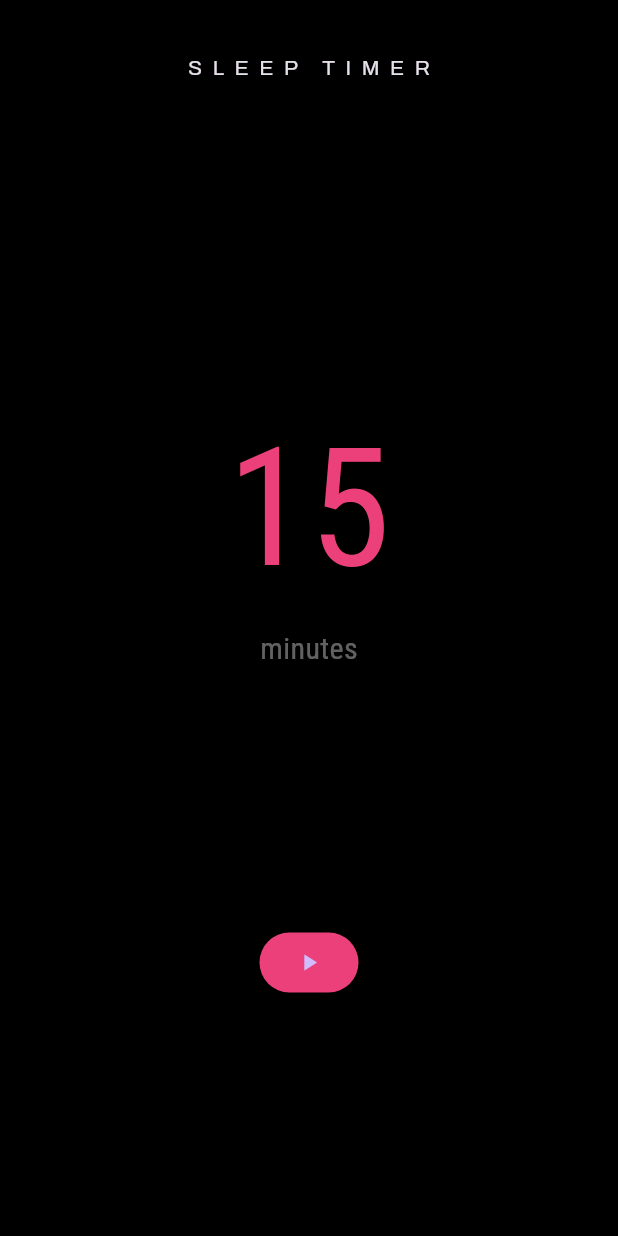
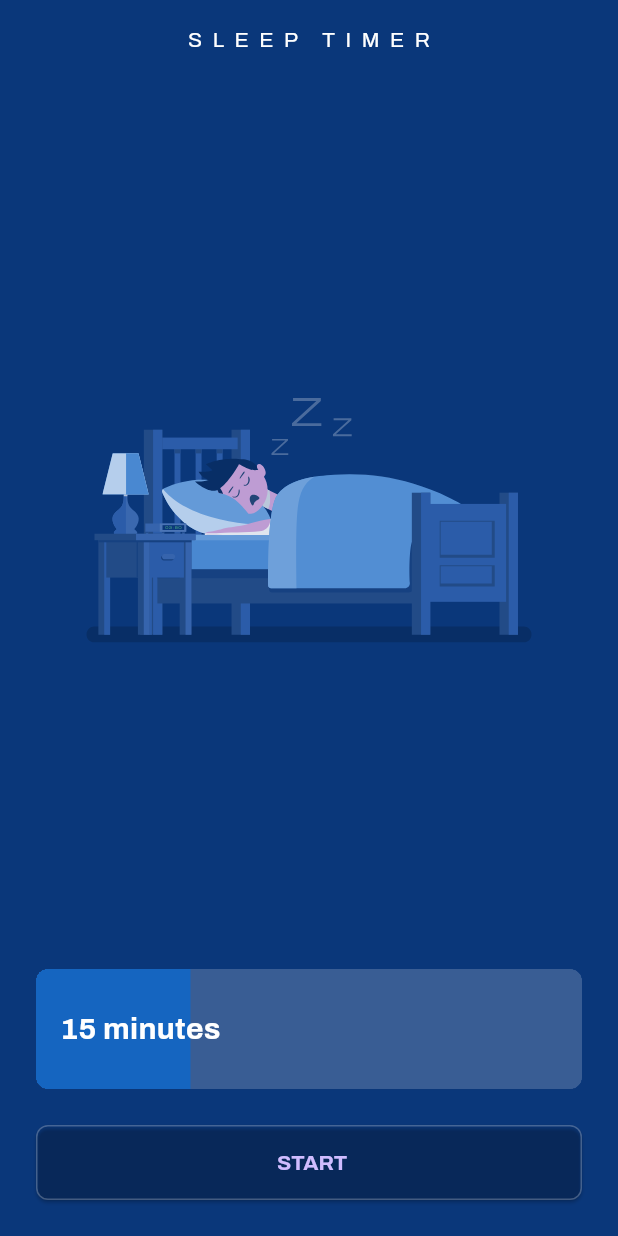
Before and after one commit to tuzkituan/sleep-timer, a Flutter app: the screen it shows after launch, on a phone screen of 412 x 824 dp. Run offline on Flutter 3.47's test engine with Material 3 defaults, Android fonts, the phone set to English and light mode, and no system bars; our stand-ins replace flutter_svg, google_fonts, shimmer; missing offline and left inert: audio_session.

Commit message:
Update UI

```diff
--- /dev/null
+++ b/lib/colors/app_colors.dart
@@ -0,0 +1,5 @@
+import 'package:flutter/material.dart';
+
+class AppColors {
+  static const Color primaryColor = Color(0xFF0a377a);
+}
--- a/lib/main.dart
+++ b/lib/main.dart
@@ -1,15 +1,30 @@
 import 'package:flutter/material.dart';
+import 'package:flutter/services.dart';
 import 'package:google_fonts/google_fonts.dart';
+import 'package:sleep_timer/colors/app_colors.dart';
 import 'package:sleep_timer/screens/sleep_page.dart';
 
 void main() {
+  WidgetsFlutterBinding.ensureInitialized();
+
+  SystemChrome.setSystemUIOverlayStyle(const SystemUiOverlayStyle(
+    statusBarColor: AppColors.primaryColor,
+    statusBarBrightness: Brightness.light,
+    systemNavigationBarColor: Colors.transparent,
+    systemNavigationBarDividerColor: Colors.transparent,
+    systemNavigationBarIconBrightness: Brightness.light,
+    statusBarIconBrightness: Brightness.light,
+  ));
+
+  SystemChrome.setEnabledSystemUIMode(SystemUiMode.edgeToEdge,
+      overlays: [SystemUiOverlay.top]);
+
   runApp(const MyApp());
 }
 
 class MyApp extends StatelessWidget {
   const MyApp({super.key});
 
-  // This widget is the root of your application.
   @override
   Widget build(BuildContext context) {
     return MaterialApp(
@@ -18,41 +33,26 @@ class MyApp extends StatelessWidget {
       themeMode: ThemeMode.dark,
       theme: ThemeData.light(),
       darkTheme: ThemeData.dark().copyWith(
-        scaffoldBackgroundColor: Colors.black,
-        appBarTheme: const AppBarTheme(
-          color: Colors.black,
-        ),
-        textTheme: GoogleFonts.robotoCondensedTextTheme(),
+        scaffoldBackgroundColor: AppColors.primaryColor,
+        textTheme: GoogleFonts.archivoTextTheme(),
       ),
-      home: const MyHomePage(title: 'SLEEP TIMER'),
+      home: const MyHomePage(),
     );
   }
 }
 
 class MyHomePage extends StatefulWidget {
-  const MyHomePage({super.key, required this.title});
-
-  final String title;
+  const MyHomePage({super.key});
 
   @override
   State<MyHomePage> createState() => _MyHomePageState();
 }
 
 class _MyHomePageState extends State<MyHomePage> {
-  int? value = 0;
-
   @override
   Widget build(BuildContext context) {
     return Scaffold(
-      appBar: AppBar(
-        toolbarHeight: 90,
-        title: Text(
-          widget.title,
-          style: GoogleFonts.archivo(fontSize: 14, letterSpacing: 7),
-        ),
-        centerTitle: true,
-      ),
-      body: SleepPage(),
+      body: SafeArea(top: true, child: SleepPage()),
     );
   }
 }
--- a/lib/screens/sleep_page.dart
+++ b/lib/screens/sleep_page.dart
@@ -2,8 +2,9 @@ import 'dart:async';
 
 import 'package:audio_session/audio_session.dart';
 import 'package:flutter/material.dart';
-import 'package:flutter_circular_slider/flutter_circular_slider.dart';
-import 'package:volume_control/volume_control.dart';
+import 'package:flutter_svg/flutter_svg.dart';
+import 'package:google_fonts/google_fonts.dart';
+import 'package:shimmer/shimmer.dart';
 
 class SleepPage extends StatefulWidget {
   @override
@@ -11,34 +12,29 @@ class SleepPage extends StatefulWidget {
 }
 
 class _SleepPageState extends State<SleepPage> {
-  final baseColor = Colors.pink[400];
+  int MAX_TIME = 3600;
+  int INIT_TIME = 900; // 15 minutes
 
-  int INIT_TIME = 900; // 15 minutes
   late Timer _timer;
   bool isStart = false;
   // late int timerValue;
   late int timerValue;
 
-  late VolumeControl volumeController;
-  late double currentVolume;
-
   @override
   void initState() {
     super.initState();
-    // timerValue = 15; // 15 minutes
     timerValue = INIT_TIME;
   }
 
   void _updateLabels(int init, int end, int l) {
     setState(() {
-      // timerValue = end;
       timerValue = end * 60;
     });
   }
 
   void startTimer() async {
     final session = await AudioSession.instance;
-    await session.configure(AudioSessionConfiguration.music());
+    await session.configure(const AudioSessionConfiguration.music());
 
     setState(() {
       isStart = true;
@@ -49,7 +45,8 @@ class _SleepPageState extends State<SleepPage> {
       (Timer timer) async {
         if (timerValue == 0) {
           if (await session.setActive(true,
-              avAudioSessionSetActiveOptions: AVAudioSessionSetActiveOptions(1),
+              avAudioSessionSetActiveOptions:
+                  const AVAudioSessionSetActiveOptions(1),
               androidAudioFocusGainType: AndroidAudioFocusGainType.gain)) {
             print("end");
             await session.setActive(false);
@@ -73,7 +70,6 @@ class _SleepPageState extends State<SleepPage> {
   void stopTimer() {
     _timer.cancel();
     setState(() {
-      timerValue = INIT_TIME;
       isStart = false;
     });
   }
@@ -89,78 +85,157 @@ class _SleepPageState extends State<SleepPage> {
     int min = (timeInSecond / 60).floor();
     String minute = min.toString().length <= 1 ? "0$min" : "$min";
     String second = sec.toString().length <= 1 ? "0$sec" : "$sec";
-    return "$minute : $second";
+    return "$minute:$second";
   }
 
-  Widget _renderInside() {
+  @override
+  Widget build(BuildContext context) {
+    return Padding(
+      padding: const EdgeInsets.only(
+        left: 24.0,
+        right: 24.0,
+        bottom: 24.0,
+        top: 16.0,
+      ),
+      child: Column(
+        mainAxisAlignment: MainAxisAlignment.end,
+        crossAxisAlignment: CrossAxisAlignment.start,
+        children: [
+          Center(
+            child: Text(
+              "SLEEP TIMER",
+              style: GoogleFonts.archivo(fontSize: 14, letterSpacing: 7)
+                  .copyWith(color: Colors.white),
+            ),
+          ),
+          Expanded(
+            child: Center(
+              child: SvgPicture.asset(
+                'assets/sleep_man.svg',
+                width: MediaQuery.of(context).size.width * 0.8,
+              ),
+            ),
+          ),
+          Container(
+            clipBehavior: Clip.hardEdge,
+            decoration: BoxDecoration(
+              borderRadius: BorderRadius.circular(8),
+              color: Colors.white10,
+            ),
+            child: renderTimeSlider(),
+          ),
+          const SizedBox(height: 24),
+          _renderStartButton()
+        ],
+      ),
+    );
+  }
+
+  Widget renderTimeSlider() {
+    double screenWidth = MediaQuery.of(context).size.width;
     String renderText = isStart
         ? formattedTime(timeInSecond: timerValue)
         : (timerValue ~/ 60).toString();
 
-    return Padding(
-      padding: const EdgeInsets.all(12.0),
-      child: Column(
-        crossAxisAlignment: CrossAxisAlignment.center,
-        mainAxisAlignment: MainAxisAlignment.center,
+    return GestureDetector(
+      onHorizontalDragStart: (details) {
+        if (!isStart) {
+          var x = details.localPosition.dx / (screenWidth);
+          if (x >= 0 && x <= 1) {
+            setState(() {
+              timerValue = (x * MAX_TIME).round();
+            });
+          }
+        }
+      },
+      onHorizontalDragUpdate: (details) {
+        if (!isStart) {
+          var x = details.localPosition.dx / (screenWidth);
+          if (x >= 0 && x <= 1) {
+            setState(() {
+              timerValue = (x * MAX_TIME).round();
+            });
+          }
+        }
+      },
+      child: Stack(
         children: [
-          Text(
-            renderText,
-            style: TextStyle(
-              fontSize: isStart ? 65.0 : 110,
-              color: baseColor,
-              fontWeight: FontWeight.w400,
+          if (isStart)
+            Shimmer.fromColors(
+              baseColor: Colors.white30,
+              highlightColor: Colors.white70,
+              enabled: isStart,
+              period: const Duration(seconds: 2),
+              child: Container(
+                width: double.infinity,
+                height: 80,
+                color: Colors.white10,
+                child: Container(),
+              ),
+            )
+          else
+            Container(
+              width: double.infinity,
+              height: 80,
+              color: Colors.white10,
+              child: Container(),
+            ),
+          Positioned(
+            child: Container(
+              color: Colors.blue[800],
+              width: (timerValue / MAX_TIME) * screenWidth,
+              height: 80,
             ),
           ),
-          const SizedBox(
-            height: 1,
-          ),
-          Text(
-            isStart ? 'have a nice dream!' : 'minutes',
-            style: const TextStyle(fontSize: 20.0, color: Colors.white38),
+          Positioned(
+            left: 0,
+            top: 0,
+            bottom: 0,
+            child: Container(
+              height: 80,
+              padding: const EdgeInsets.symmetric(horizontal: 16),
+              child: Row(
+                children: [
+                  Text(
+                    renderText + (isStart ? "" : " minutes"),
+                    style: const TextStyle(
+                      fontSize: 20,
+                      fontWeight: FontWeight.w700,
+                      color: Colors.white,
+                    ),
+                  ),
+                ],
+              ),
+            ),
           ),
         ],
       ),
     );
   }
 
-  @override
-  Widget build(BuildContext context) {
-    return Center(
-      child: Column(
-        mainAxisAlignment: MainAxisAlignment.spaceEvenly,
+  Widget _renderStartButton() {
+    return ElevatedButton(
+      onPressed: isStart == true ? stopTimer : startTimer,
+      style: ElevatedButton.styleFrom(
+          backgroundColor:
+              isStart ? Colors.red[900]!.withOpacity(0.7) : Colors.transparent,
+          minimumSize: const Size.fromHeight(50),
+          shape: RoundedRectangleBorder(
+            borderRadius: BorderRadius.circular(8),
+            side: const BorderSide(color: Colors.white24),
+          )),
+      child: Row(
+        mainAxisAlignment: MainAxisAlignment.center,
         crossAxisAlignment: CrossAxisAlignment.center,
         children: [
-          isStart == true
-              ? SizedBox(
-                  height: 270.0,
-                  width: 270.0,
-                  child: _renderInside(),
-                )
-              : SingleCircularSlider(
-                  60,
-                  timerValue ~/ 60,
-                  height: 270.0,
-                  width: 270.0,
-                  primarySectors: isStart ? 0 : 4,
-                  secondarySectors: 0,
-                  baseColor: isStart ? Colors.black : Colors.white12,
-                  selectionColor: isStart ? Colors.black : baseColor,
-                  handlerColor: Colors.white,
-                  handlerOutterRadius: 12.0,
-                  onSelectionChange: _updateLabels,
-                  showHandlerOutter: false,
-                  sliderStrokeWidth: 8.0,
-                  child: _renderInside(),
-                ),
-          ElevatedButton(
-            onPressed: isStart == true ? stopTimer : startTimer,
-            style: ElevatedButton.styleFrom(
-              backgroundColor: baseColor,
+          const SizedBox(width: 4),
+          Text(
+            (isStart ? "stop" : "start").toUpperCase(),
+            style: const TextStyle(
+              fontSize: 14,
+              fontWeight: FontWeight.bold,
             ),
-            child: isStart == true
-                ? const Icon(Icons.stop)
-                : const Icon(Icons.play_arrow),
-          ),
+          )
         ],
       ),
     );
```
Also changed, not shown: pubspec.yaml (+5 -6 lines), assets/sleep_man.svg (added), pubspec.lock, 1 other file.
